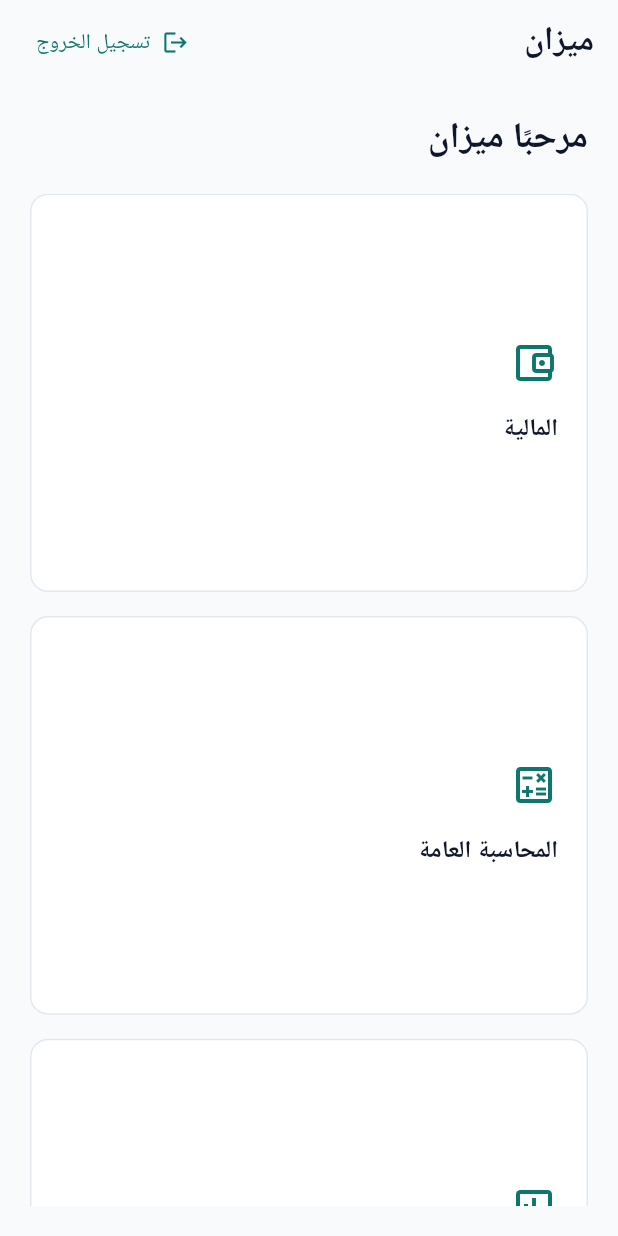
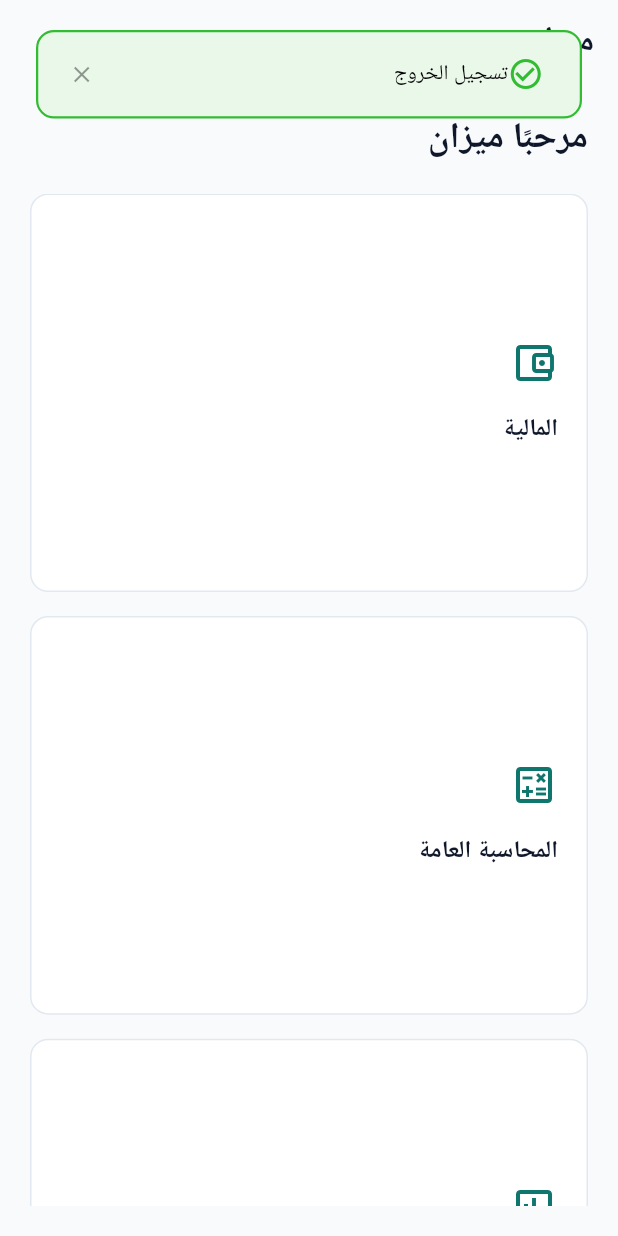
Before and after one commit to MohamedMohamedSaleh/mizan, a Flutter app: the DashboardView screen opened by its route, after a tap on "تسجيل الخروج", on a phone screen of 412 x 824 dp. Run offline on Flutter 3.47's test engine with Material 3 defaults, Android fonts, the phone set to English and light mode, and no system bars; drawn by our look-alikes of toastification; our stand-ins replace easy_localization, equatable, flutter_bloc, get_it, go_router, google_fonts and 2 more; accounts and stored records are empty.

Commit message:
add toastification

```diff
--- /dev/null
+++ b/lib/core/services/toast_service.dart
@@ -0,0 +1,66 @@
+import 'package:flutter/material.dart';
+import 'package:toastification/toastification.dart';
+
+class AppToast {
+  static void success(BuildContext context, String message) {
+    _show(
+      context: context,
+      message: message,
+      type: ToastificationType.success,
+      icon: Icons.check_circle_outline,
+    );
+  }
+
+  static void error(BuildContext context, String message) {
+    _show(
+      context: context,
+      message: message,
+      type: ToastificationType.error,
+      icon: Icons.error_outline,
+    );
+  }
+
+  static void warning(BuildContext context, String message) {
+    _show(
+      context: context,
+      message: message,
+      type: ToastificationType.warning,
+      icon: Icons.warning_amber_outlined,
+    );
+  }
+
+  static void info(BuildContext context, String message) {
+    _show(
+      context: context,
+      message: message,
+      type: ToastificationType.info,
+      icon: Icons.info_outline,
+    );
+  }
+
+  static void _show({
+    required BuildContext context,
+    required String message,
+    required ToastificationType type,
+    required IconData icon,
+  }) {
+    final width = MediaQuery.of(context).size.width;
+    final isMobile = width < 600;
+
+    toastification.show(
+      context: context,
+      type: type,
+      style: ToastificationStyle.flatColored,
+      autoCloseDuration: const Duration(seconds: 4),
+      alignment: isMobile ? Alignment.topCenter : Alignment.topRight,
+      direction: TextDirection.ltr,
+      icon: Icon(icon),
+      title: Text(message),
+      closeButtonShowType: CloseButtonShowType.onHover,
+      dragToClose: true,
+      pauseOnHover: true,
+      applyBlurEffect: false,
+      showProgressBar: true,
+    );
+  }
+}
--- a/lib/features/auth/presentation/views/forgot_password_view.dart
+++ b/lib/features/auth/presentation/views/forgot_password_view.dart
@@ -6,6 +6,7 @@ import 'package:go_router/go_router.dart';
 import '../../../../core/extensions/context_extensions.dart';
 import '../../../../core/localization/locale_keys.dart';
 import '../../../../core/router/route_names.dart';
+import '../../../../core/services/toast_service.dart';
 import '../../../../core/theme/app_spacing.dart';
 import '../cubit/auth_cubit.dart';
 import '../cubit/auth_state.dart';
@@ -48,10 +49,10 @@ class _ForgotPasswordViewState extends State<ForgotPasswordView> {
       body: BlocListener<AuthCubit, AuthState>(
         listener: (context, state) {
           if (state is AuthPasswordResetSent) {
-            context.showSnackBar(LocaleKeys.authResetPasswordSuccess.tr());
+            AppToast.success(context, LocaleKeys.authResetPasswordSuccess.tr());
             context.goNamed(RouteNames.login);
           } else if (state is AuthError) {
-            context.showSnackBar(state.message);
+            AppToast.error(context, state.message);
           }
         },
         child: SafeArea(
--- a/lib/features/auth/presentation/views/login_otp_view.dart
+++ b/lib/features/auth/presentation/views/login_otp_view.dart
@@ -6,6 +6,7 @@ import 'package:go_router/go_router.dart';
 import '../../../../core/extensions/context_extensions.dart';
 import '../../../../core/localization/locale_keys.dart';
 import '../../../../core/router/route_names.dart';
+import '../../../../core/services/toast_service.dart';
 import '../../../../core/theme/app_spacing.dart';
 import '../cubit/auth_cubit.dart';
 import '../cubit/auth_state.dart';
@@ -59,11 +60,12 @@ class _LoginOtpViewState extends State<LoginOtpView> {
               _otpSent = true;
               _email = state.email;
             });
-            context.showSnackBar(LocaleKeys.authOtpSentSuccessfully.tr());
+            AppToast.success(context, LocaleKeys.authOtpSentSuccessfully.tr());
           } else if (state is Authenticated) {
+            AppToast.success(context, LocaleKeys.authLoginSuccessful.tr());
             context.go(RoutePaths.dashboard);
           } else if (state is AuthError) {
-            context.showSnackBar(state.message);
+            AppToast.error(context, state.message);
           }
         },
         child: SafeArea(
--- a/lib/features/auth/presentation/views/verify_register_otp_view.dart
+++ b/lib/features/auth/presentation/views/verify_register_otp_view.dart
@@ -6,6 +6,7 @@ import 'package:go_router/go_router.dart';
 import '../../../../core/extensions/context_extensions.dart';
 import '../../../../core/localization/locale_keys.dart';
 import '../../../../core/router/route_names.dart';
+import '../../../../core/services/toast_service.dart';
 import '../../../../core/theme/app_spacing.dart';
 import '../cubit/auth_cubit.dart';
 import '../cubit/auth_state.dart';
@@ -48,10 +49,11 @@ class _VerifyRegisterOtpViewState extends State<VerifyRegisterOtpView> {
       body: BlocListener<AuthCubit, AuthState>(
         listener: (context, state) {
           if (state is RegisterFailure) {
-            context.showSnackBar(state.message);
+            AppToast.error(context, state.message);
           } else if (state is ResendOtpSuccess) {
-            context.showSnackBar(LocaleKeys.authCheckYourEmailForOtp.tr());
+            AppToast.info(context, LocaleKeys.authCheckYourEmailForOtp.tr());
           } else if (state is RegisterSuccess || state is Authenticated) {
+            AppToast.success(context, LocaleKeys.authOtpVerifiedSuccessfully.tr());
             context.go(RoutePaths.dashboard);
           }
         },
--- a/lib/features/dashboard/presentation/views/dashboard_view.dart
+++ b/lib/features/dashboard/presentation/views/dashboard_view.dart
@@ -4,6 +4,7 @@ import 'package:flutter_bloc/flutter_bloc.dart';
 
 import '../../../../core/extensions/context_extensions.dart';
 import '../../../../core/localization/locale_keys.dart';
+import '../../../../core/services/toast_service.dart';
 import '../../../../core/theme/app_spacing.dart';
 import '../../../auth/presentation/cubit/auth_cubit.dart';
 import '../../../auth/presentation/cubit/auth_state.dart';
@@ -51,7 +52,15 @@ class DashboardView extends StatelessWidget {
           AppSpacing.gapW8,
         ],
       ),
-      body: SafeArea(
+      body: BlocListener<AuthCubit, AuthState>(
+        listener: (context, state) {
+          if (state is Unauthenticated) {
+            AppToast.success(context, LocaleKeys.authLogout.tr());
+          } else if (state is AuthError) {
+            AppToast.error(context, state.message);
+          }
+        },
+        child: SafeArea(
           child: Padding(
             padding: AppSpacing.paddingAllLg,
             child: Column(
@@ -80,6 +89,7 @@ class DashboardView extends StatelessWidget {
                   ),
                 ),
               ],
+            ),
           ),
         ),
       ),
--- a/lib/main.dart
+++ b/lib/main.dart
@@ -2,6 +2,7 @@ import 'package:easy_localization/easy_localization.dart';
 import 'package:flutter/material.dart';
 import 'package:flutter_bloc/flutter_bloc.dart';
 import 'package:supabase_flutter/supabase_flutter.dart';
+import 'package:toastification/toastification.dart';
 
 import 'core/constants/supabase_constants.dart';
 import 'core/di/injection.dart';
@@ -67,7 +68,8 @@ class _MizanAppState extends State<MizanApp> {
       ],
       child: BlocBuilder<ThemeCubit, ThemeMode>(
         builder: (context, themeMode) {
-          return MaterialApp.router(
+          return ToastificationWrapper(
+            child: MaterialApp.router(
               title: 'Mizan',
               debugShowCheckedModeBanner: false,
               localizationsDelegates: context.localizationDelegates,
@@ -77,6 +79,7 @@ class _MizanAppState extends State<MizanApp> {
               darkTheme: AppTheme.dark,
               themeMode: themeMode,
               routerConfig: _appRouter.router,
+            ),
           );
         },
       ),
--- a/pubspec.yaml
+++ b/pubspec.yaml
@@ -43,6 +43,7 @@ dependencies:
   connectivity_plus: ^6.1.4
   google_fonts: ^6.2.1
   shared_preferences: ^2.3.2
+  toastification: ^3.2.0
 
   # UI
   flutter_svg: ^2.0.17
```
Also changed, not shown: lib/core/extensions/context_extensions.dart (+1 -64 lines), lib/features/auth/presentation/views/login_view.dart (+7 -4 lines), lib/features/auth/presentation/views/register_view.dart (+8 -7 lines), pubspec.lock. Lines whose indentation alone changed are shown as unchanged.
